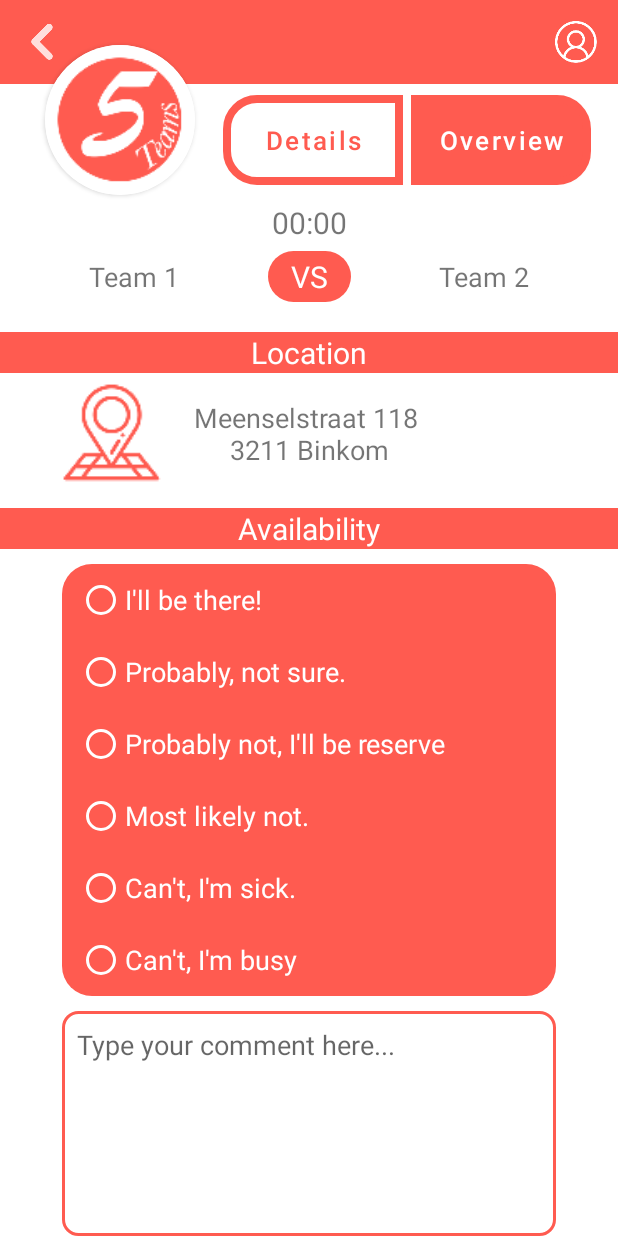
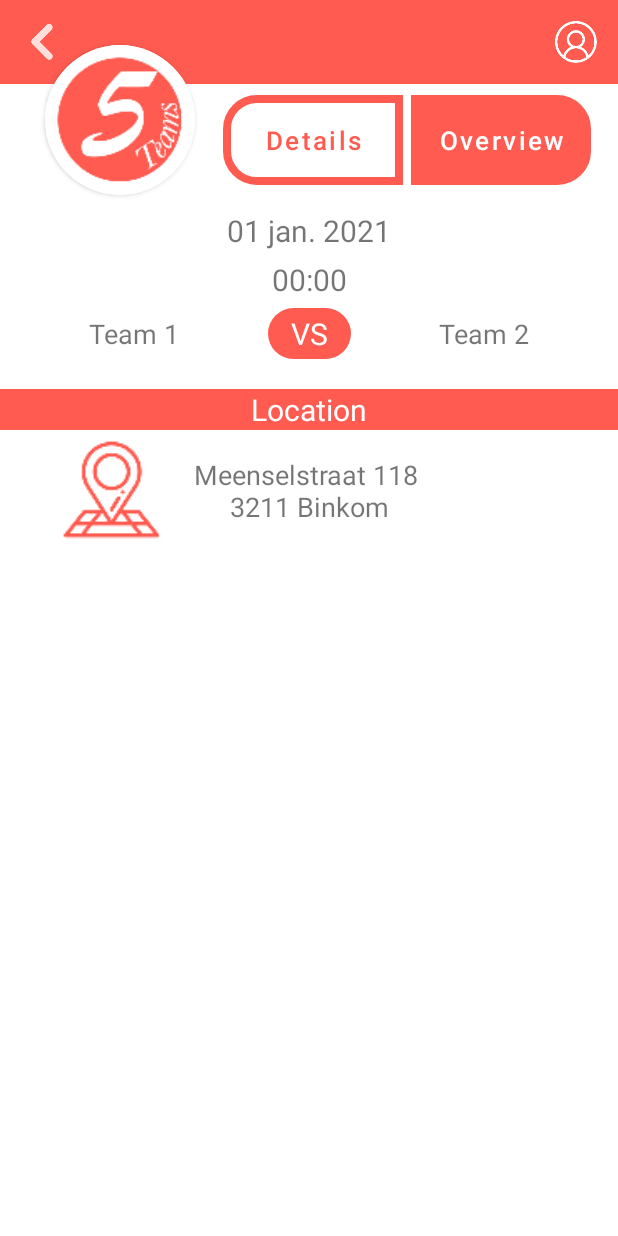
Before and after one commit to ThomasClaes-r0664186/MobileAppGip, an Android app: the DetailsFragment screen opened directly, with no data from a screen before it, on a phone screen of 412 x 824 dp. Run offline under Robolectric (Android 15) with nearby library versions, the phone set to English and light mode, and no system bars; 2 statements that could not run were skipped.

Commit message:
Continued details fragment

```diff
--- a/app/src/main/java/be/ucll/java/gip5/DetailsFragment.java
+++ b/app/src/main/java/be/ucll/java/gip5/DetailsFragment.java
@@ -9,6 +9,9 @@
 import android.view.View;
 import android.view.ViewGroup;
 import android.widget.Button;
+import android.widget.EditText;
+import android.widget.LinearLayout;
+import android.widget.RadioButton;
 import android.widget.TextView;
 import android.widget.Toast;
 
@@ -22,18 +25,8 @@
     Game game;
     Participant participant;
 
-    //todo: make call to api using game id
-
-    //todo: check if player -> else set part invisible
-
-    //todo: handle onclick save radiobutton & inputbox
-
     public DetailsFragment() {
         // Required empty public constructor
-    }
-
-    public DetailsFragment(Game game) {
-        this.game = game;
     }
 
     public DetailsFragment(Participant participant) {
@@ -46,7 +39,72 @@
         // Inflate the layout for this fragment
         View view = inflater.inflate(R.layout.fragment_details, container, false);
 
-        //Toast.makeText(Objects.requireNonNull(getActivity()).getApplicationContext(), gameId + "", Toast.LENGTH_LONG).show();
+        TextView date_txt = view.findViewById(R.id.date_txt);
+        TextView time_txt = view.findViewById(R.id.time_txt);
+
+        TextView team1_txt = view.findViewById(R.id.team1);
+        TextView team2_txt = view.findViewById(R.id.team2);
+
+        EditText comment_et = view.findViewById(R.id.editTextComment);
+
+        //things to set invisible if not a player. & to send data when player
+        TextView availabilityHeader = view.findViewById(R.id.txtAvailability);
+        LinearLayout availabilityLayout = view.findViewById(R.id.radiogroup);
+        LinearLayout commentInput = view.findViewById(R.id.layout_edittext_comment);
+        LinearLayout saveButton = view.findViewById(R.id.layout_button_send);
+
+        //all radio buttons
+        RadioButton rb1 = view.findViewById(R.id.radioButton1);
+        RadioButton rb2 = view.findViewById(R.id.radioButton2);
+        RadioButton rb3 = view.findViewById(R.id.radioButton3);
+        RadioButton rb4 = view.findViewById(R.id.radioButton4);
+        RadioButton rb5 = view.findViewById(R.id.radioButton5);
+        RadioButton rb6 = view.findViewById(R.id.radioButton6);
+
+        if(participant != null && participant.getAvailability() == null){
+            availabilityHeader.setVisibility(View.GONE);
+            availabilityLayout.setVisibility(View.GONE);
+            commentInput.setVisibility(View.GONE);
+            saveButton.setVisibility(View.GONE);
+        }
+        else {
+            switch (participant.getAvailability().toLowerCase()){
+                case "yes": //green
+                    rb1.toggle();
+                    comment_et.setText(participant.getComment().trim());
+                    break;
+                case "probably": //green
+                    rb2.toggle();
+                    comment_et.setText(participant.getComment().trim());
+                    break;
+                case "backup": //orange
+                    rb3.toggle();
+                    comment_et.setText(participant.getComment().trim());
+                    break;
+                case "probablynot": //orange
+                    rb4.toggle();
+                    comment_et.setText(participant.getComment().trim());
+                    break;
+                case "sick": //red
+                    rb5.toggle();
+                    comment_et.setText(participant.getComment().trim());
+                    break;
+                case "unavailable": //red
+                    rb6.toggle();
+                    comment_et.setText(participant.getComment().trim());
+                    break;
+                case "unchecked": //do nothing
+                    break;
+                case "invited": //do nothing
+                    break;
+                default: //do nothing, the background will stay gray.
+                    break;
+            }
+
+            saveButton.setOnClickListener(v -> {
+                //todo: send data from radiobutton & commentbox to api
+            });
+        }
 
         return view;
     }
--- a/app/src/main/java/be/ucll/java/gip5/GameDetailActivity.java
+++ b/app/src/main/java/be/ucll/java/gip5/GameDetailActivity.java
@@ -25,8 +25,6 @@
 
     Toolbar toolbar;
     Button detailsBtn, overviewBtn;
-
-    //todo: fix GameDetail without making another call to the api
 
     @Override
     protected void onCreate(Bundle savedInstanceState) {
--- a/app/src/main/java/be/ucll/java/gip5/MainActivity.java
+++ b/app/src/main/java/be/ucll/java/gip5/MainActivity.java
@@ -153,7 +153,6 @@
 
     @Override
     public void onResponse(Object response) {
-        //todo handle invalid call -> login
         JSONObject jsono = (JSONObject) response;
 
         Log.i("URL used: ", jsono.toString());
--- a/app/src/main/java/be/ucll/java/gip5/OverviewFragment.java
+++ b/app/src/main/java/be/ucll/java/gip5/OverviewFragment.java
@@ -57,6 +57,7 @@
         repoL.add(new Pair<>("14:16", "Er zijn nog niet zo heel veel grote kansen geweest. Als één van beide ploegen wilt winnen, gaan ze toch meer druk moeten zetten en hun kleine kansen afmaken."));
         repoL.add(new Pair<>("14:01", "En we zijn van start gegaan, Binkom begint alvast heel aanvallend."));
 
+        //todo: put adapter in new function, so you can call from onclicklistener
         OverviewRecycleViewAdapter adapter = new OverviewRecycleViewAdapter(getContext(), repoL);
         recyclerView.setAdapter(adapter);
         recyclerView.setLayoutManager(new LinearLayoutManager(getContext()));
--- a/app/src/main/java/be/ucll/java/gip5/model/Participant.java
+++ b/app/src/main/java/be/ucll/java/gip5/model/Participant.java
@@ -11,6 +11,9 @@
     @SerializedName("availability")
     @Expose
     private String availability;
+    @SerializedName("comment")
+    @Expose
+    private String comment;
     @SerializedName("game")
     @Expose
     private Game game;
@@ -43,6 +46,14 @@
         this.availability = availability;
     }
 
+    public String getComment() {
+        return comment;
+    }
+
+    public void setComment(String comment) {
+        this.comment = comment;
+    }
+
     public Game getGame() {
         return game;
     }
--- a/app/src/main/res/layout/fragment_details.xml
+++ b/app/src/main/res/layout/fragment_details.xml
@@ -37,7 +37,7 @@
                 android:layout_marginTop="5dp"/>
 
             <TextView
-                android:id="@+id/textView2"
+                android:id="@+id/vs_txt"
                 android:layout_width="wrap_content"
                 android:layout_height="wrap_content"
                 android:layout_marginTop="10dp"
@@ -49,33 +49,33 @@
                 android:text="@string/vs_txt"
                 android:textColor="#ffffff"
                 android:textSize="20sp"
-                app:layout_constraintBottom_toBottomOf="@+id/textView4"
-                app:layout_constraintEnd_toStartOf="@+id/textView5"
+                app:layout_constraintBottom_toBottomOf="@+id/team1"
+                app:layout_constraintEnd_toStartOf="@+id/team2"
                 app:layout_constraintHorizontal_bias="0.5"
-                app:layout_constraintStart_toEndOf="@+id/textView4"
+                app:layout_constraintStart_toEndOf="@+id/team1"
                 app:layout_constraintTop_toBottomOf="@+id/time_txt" />
 
             <TextView
-                android:id="@+id/textView4"
+                android:id="@+id/team1"
                 android:layout_width="wrap_content"
                 android:layout_height="wrap_content"
                 android:text="@string/team1_txt"
                 android:textSize="18sp"
-                app:layout_constraintEnd_toStartOf="@+id/textView2"
+                app:layout_constraintEnd_toStartOf="@+id/vs_txt"
                 app:layout_constraintHorizontal_bias="0.5"
                 app:layout_constraintStart_toStartOf="parent"
                 app:layout_constraintTop_toBottomOf="@+id/time_txt"
                 android:layout_marginTop="10dp"/>
 
             <TextView
-                android:id="@+id/textView5"
+                android:id="@+id/team2"
                 android:layout_width="wrap_content"
                 android:layout_height="wrap_content"
                 android:text="@string/team2_txt"
                 android:textSize="18sp"
                 app:layout_constraintEnd_toEndOf="parent"
                 app:layout_constraintHorizontal_bias="0.5"
-                app:layout_constraintStart_toEndOf="@+id/textView2"
+                app:layout_constraintStart_toEndOf="@+id/vs_txt"
                 app:layout_constraintTop_toBottomOf="@+id/time_txt"
                 android:layout_marginTop="10dp"/>
 
@@ -88,13 +88,13 @@
                 android:textColor="#ffffff"
                 app:layout_constraintEnd_toEndOf="parent"
                 app:layout_constraintStart_toStartOf="parent"
-                app:layout_constraintTop_toBottomOf="@+id/textView2"
+                app:layout_constraintTop_toBottomOf="@+id/vs_txt"
                 android:layout_marginTop="20dp"
                 android:gravity="center"
                 android:background="@color/main_color_red"/>
 
             <TextView
-                android:id="@+id/textView7"
+                android:id="@+id/location_txt"
                 android:layout_width="wrap_content"
                 android:layout_height="wrap_content"
                 android:gravity="center"
@@ -110,7 +110,7 @@
                 android:layout_width="80dp"
                 android:layout_height="80dp"
                 android:src="@mipmap/ic_address_logo"
-                app:layout_constraintEnd_toStartOf="@+id/textView7"
+                app:layout_constraintEnd_toStartOf="@+id/location_txt"
                 app:layout_constraintStart_toStartOf="parent"
                 app:layout_constraintTop_toBottomOf="@+id/textView6"
                 android:contentDescription="@string/address_logo_description"
@@ -118,7 +118,7 @@
                 android:layout_marginStart="20dp" />
 
             <TextView
-                android:id="@+id/textView8"
+                android:id="@+id/txtAvailability"
                 android:layout_width="match_parent"
                 android:layout_height="wrap_content"
                 android:text="@string/availability_txt"
@@ -139,7 +139,7 @@
                 android:orientation="horizontal"
                 app:layout_constraintEnd_toEndOf="parent"
                 app:layout_constraintStart_toStartOf="parent"
-                app:layout_constraintTop_toBottomOf="@+id/textView8"
+                app:layout_constraintTop_toBottomOf="@+id/txtAvailability"
                 android:weightSum="1"
                 android:layout_marginTop="10dp" android:gravity="center">
                 <!-- todo: add this above: android:visibility="gone" -->
@@ -226,7 +226,7 @@
             </LinearLayout>
 
             <LinearLayout
-                android:id="@+id/layout_edittext"
+                android:id="@+id/layout_edittext_comment"
                 android:layout_width="match_parent"
                 android:layout_height="wrap_content"
                 android:orientation="horizontal"
@@ -239,7 +239,7 @@
 
                 <EditText
                     android:background="@drawable/costum_input_field"
-                    android:id="@+id/editTextTextPersonName"
+                    android:id="@+id/editTextComment"
                     android:layout_width="0dp"
                     android:layout_height="150dp"
                     android:layout_weight="0.8"
@@ -253,13 +253,13 @@
             </LinearLayout>
 
             <LinearLayout
-                android:id="@+id/layout_button"
+                android:id="@+id/layout_button_send"
                 android:layout_width="match_parent"
                 android:layout_height="wrap_content"
                 android:orientation="horizontal"
                 app:layout_constraintEnd_toEndOf="parent"
                 app:layout_constraintStart_toStartOf="parent"
-                app:layout_constraintTop_toBottomOf="@+id/layout_edittext"
+                app:layout_constraintTop_toBottomOf="@+id/layout_edittext_comment"
                 android:weightSum="1"
                 android:layout_marginTop="10dp"
                 android:paddingBottom="10dp"
```
